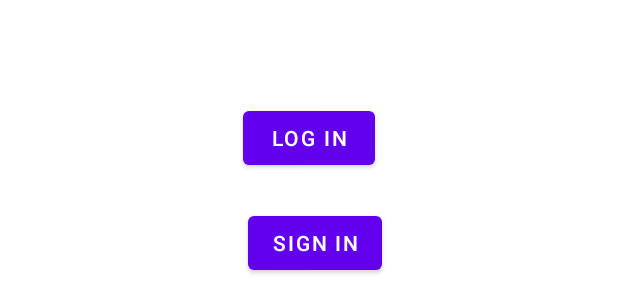
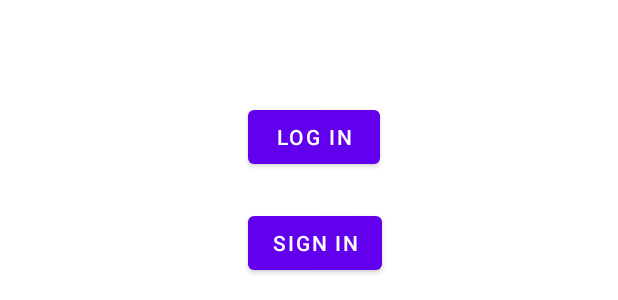
Before and after one commit to HowToCodeWithPaws/Coursework2-PossumPlaner, an Android app: the layout activity_main.xml on its own in the app's theme, with its tools: preview values and no code run, on a phone screen of 412 x 824 dp. Shown: the part 480-780 px from the top of the screen. Run offline under Robolectric (Android 15) with nearby library versions, the phone set to English and light mode, and no system bars.

Commit message:
sign in \log in buttons and they do some magic act 2

```diff
--- a/AttemptAtAutentification/app/src/main/res/layout/activity_main.xml
+++ b/AttemptAtAutentification/app/src/main/res/layout/activity_main.xml
@@ -37,19 +37,6 @@
         app:layout_constraintTop_toTopOf="parent"
         app:layout_constraintVertical_bias="0.256" />
 
-    <Button
-        android:id="@+id/confirm"
-        android:layout_width="95dp"
-        android:layout_height="56dp"
-        android:onClick="Confirm"
-        android:text="confirm"
-        android:visibility="invisible"
-        app:layout_constraintBottom_toBottomOf="parent"
-        app:layout_constraintEnd_toEndOf="parent"
-        app:layout_constraintStart_toStartOf="parent"
-        app:layout_constraintTop_toTopOf="parent"
-        app:layout_constraintVertical_bias="0.683" />
-
     <TextView
         android:id="@+id/input"
         android:layout_width="222dp"
@@ -78,16 +65,20 @@
         android:id="@+id/logIn"
         android:layout_width="wrap_content"
         android:layout_height="wrap_content"
+        android:onClick="LogIn"
         android:text="log in"
         app:layout_constraintBottom_toBottomOf="parent"
         app:layout_constraintEnd_toEndOf="parent"
+        app:layout_constraintHorizontal_bias="0.51"
         app:layout_constraintStart_toStartOf="parent"
-        app:layout_constraintTop_toTopOf="parent" />
+        app:layout_constraintTop_toTopOf="parent"
+        app:layout_constraintVertical_bias="0.499" />
 
     <Button
         android:id="@+id/signIn"
         android:layout_width="wrap_content"
         android:layout_height="wrap_content"
+        android:onClick="SignIn"
         android:text="sign in"
         app:layout_constraintBottom_toBottomOf="parent"
         app:layout_constraintEnd_toEndOf="parent"
```
Also changed, not shown: AttemptAtAutentification/app/src/main/java/com/example/attemptatautentification/MainActivity.kt (+9 -9 lines).
